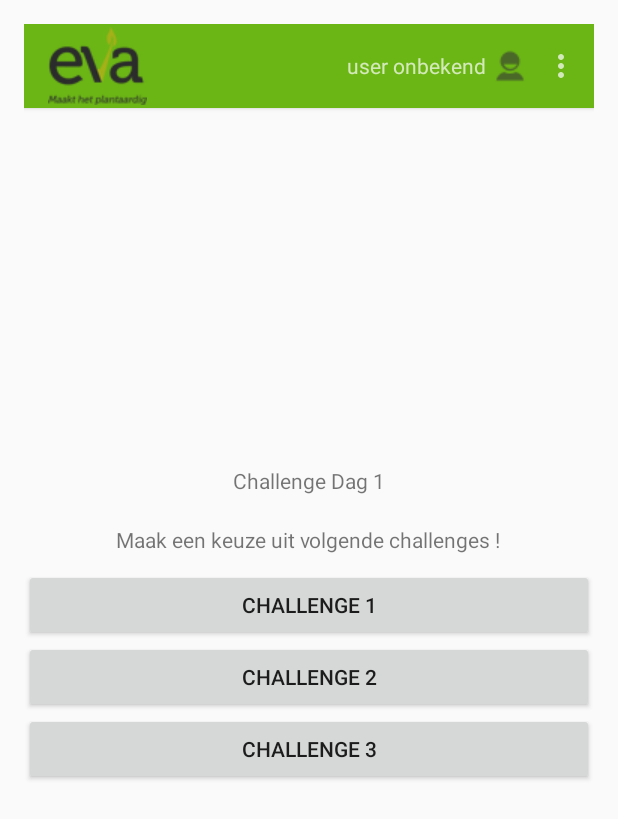
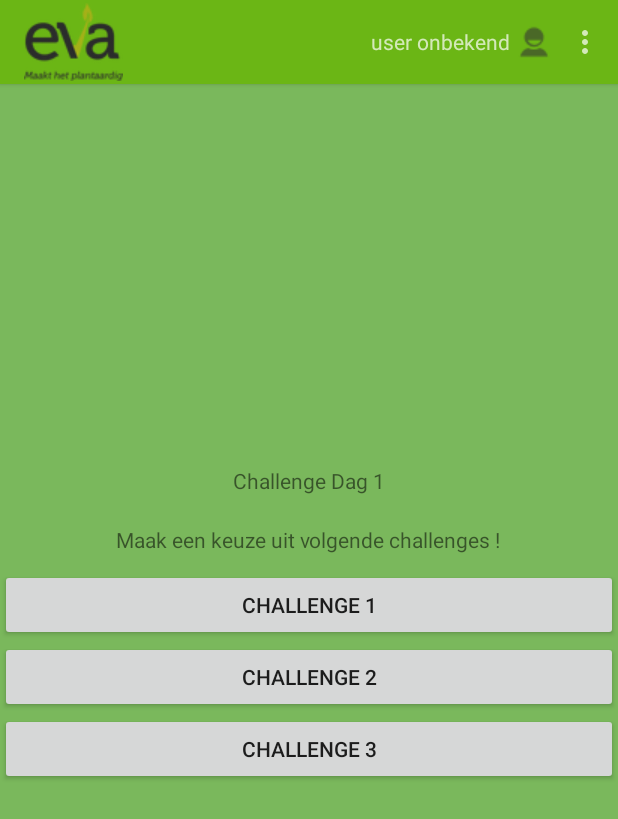
Before and after one commit to horoblast/EVA-project-Groep-6-Android, an Android app: the ChooseChallenge screen opened directly, with no data from a screen before it, on a phone screen of 412 x 824 dp. Shown: the top 819 px of the screen. Run offline under Robolectric (Android 15) with nearby library versions, the phone set to English and light mode, and no system bars; libraries missing offline, so code that uses them is left out: com.koushikdutta.async, com.koushikdutta.ion; pictures from the network do not load; 5 statements that could not run were skipped.

Commit message:
layout choose_challenge

```diff
--- a/Eva_projectg6/app/src/main/res/layout/activity_choose_challenge.xml
+++ b/Eva_projectg6/app/src/main/res/layout/activity_choose_challenge.xml
@@ -1,9 +1,7 @@
 <RelativeLayout xmlns:android="http://schemas.android.com/apk/res/android"
     xmlns:tools="http://schemas.android.com/tools" android:layout_width="match_parent"
-    android:layout_height="match_parent" android:paddingLeft="@dimen/activity_horizontal_margin"
-    android:paddingRight="@dimen/activity_horizontal_margin"
-    android:paddingTop="@dimen/activity_vertical_margin"
-    android:paddingBottom="@dimen/activity_vertical_margin"
+    android:layout_height="match_parent"
+    android:background="#7AB85C"
     tools:context="com.example.bremme.eva_projectg6.ChooseChallenge">
     <include
         android:id="@+id/tool_bar_Challenge"
```
Also changed, not shown: 292 other files.
